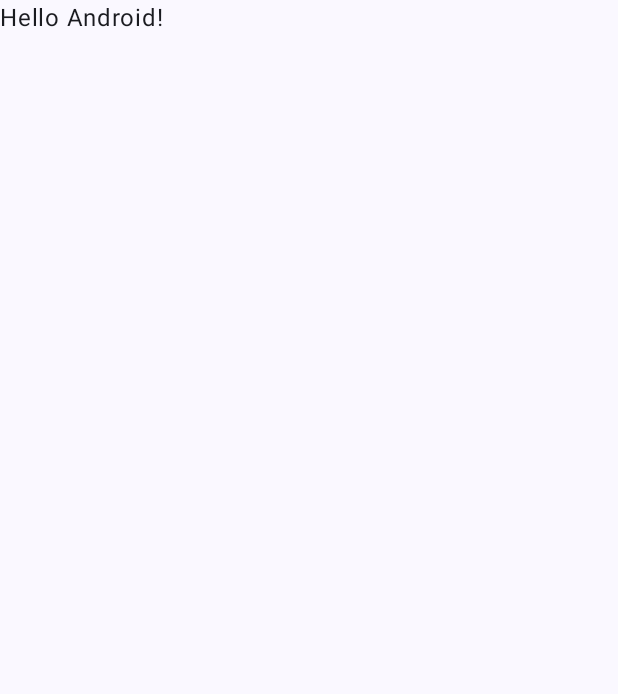
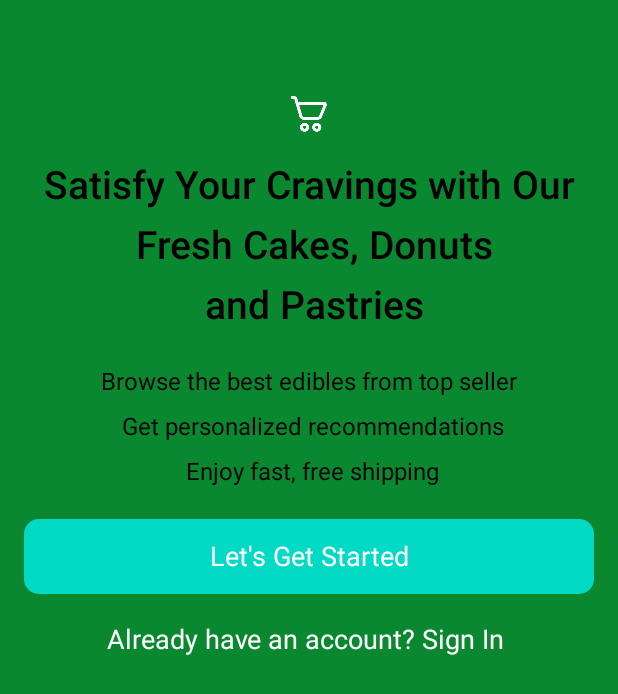
Before and after one commit to ChaoZiK/FoodDeliveryApp, an Android app built with Jetpack Compose: the screen it shows after launch (MainActivity before the commit, SplashActivity after it), on a phone screen of 412 x 824 dp. Before the commit the part shown is almost empty. Shown: the top 694 px of the screen. Run offline under Robolectric (Android 15) with nearby library versions, the phone set to English and light mode, and no system bars.

Commit message:
Initialize Splash screen

```diff
--- a/app/build.gradle.kts
+++ b/app/build.gradle.kts
@@ -54,6 +54,9 @@
     implementation(libs.androidx.ui.tooling.preview)
     implementation(libs.androidx.material3)
     implementation(libs.firebase.database)
+    implementation(libs.androidx.appcompat)
+    implementation(libs.material)
+    implementation(libs.androidx.activity)
     testImplementation(libs.junit)
     androidTestImplementation(libs.androidx.junit)
     androidTestImplementation(libs.androidx.espresso.core)
@@ -97,4 +100,7 @@
 
     // Compose Material 3
     implementation(libs.material3)
+
+    // Foundation
+    implementation(libs.androidx.foundation)
 }
--- a/app/src/main/AndroidManifest.xml
+++ b/app/src/main/AndroidManifest.xml
@@ -13,15 +13,20 @@
         android:theme="@style/Theme.FoodDeliveryApp"
         tools:targetApi="31">
         <activity
+            android:name=".Activity.BaseActivity"
+            android:exported="false" />
+        <activity
+            android:name=".Activity.SplashActivity"
+            android:exported="true" ><intent-filter>
+            <action android:name="android.intent.action.MAIN" />
+
+            <category android:name="android.intent.category.LAUNCHER" />
+        </intent-filter></activity>
+        <activity
             android:name=".MainActivity"
             android:exported="true"
             android:label="@string/app_name"
             android:theme="@style/Theme.FoodDeliveryApp">
-            <intent-filter>
-                <action android:name="android.intent.action.MAIN" />
-
-                <category android:name="android.intent.category.LAUNCHER" />
-            </intent-filter>
         </activity>
     </application>
 
--- /dev/null
+++ b/app/src/main/java/com/tranthephong/fooddeliveryapp/Activity/BaseActivity.kt
@@ -0,0 +1,18 @@
+package com.tranthephong.fooddeliveryapp.Activity
+
+import android.os.Bundle
+import android.view.WindowManager
+import androidx.activity.enableEdgeToEdge
+import androidx.appcompat.app.AppCompatActivity
+import androidx.core.view.ViewCompat
+import androidx.core.view.WindowInsetsCompat
+import com.tranthephong.fooddeliveryapp.R
+
+open class BaseActivity : AppCompatActivity() {
+    override fun onCreate(savedInstanceState: Bundle?) {
+        super.onCreate(savedInstanceState)
+
+        window.setFlags(WindowManager.LayoutParams.FLAG_LAYOUT_NO_LIMITS,
+            WindowManager.LayoutParams.FLAG_LAYOUT_NO_LIMITS)
+    }
+}
--- /dev/null
+++ b/app/src/main/java/com/tranthephong/fooddeliveryapp/Activity/SplashActivity.kt
@@ -0,0 +1,113 @@
+package com.tranthephong.fooddeliveryapp.Activity
+
+import android.content.Intent
+import android.os.Bundle
+import androidx.activity.compose.setContent
+import androidx.activity.enableEdgeToEdge
+import androidx.appcompat.app.AppCompatActivity
+import androidx.compose.foundation.layout.Arrangement
+import androidx.compose.foundation.layout.Column
+import androidx.compose.foundation.layout.fillMaxSize
+import androidx.compose.foundation.layout.padding
+import androidx.compose.foundation.rememberScrollState
+import androidx.compose.foundation.verticalScroll
+import androidx.compose.foundation.Image
+import androidx.compose.foundation.background
+import androidx.compose.foundation.layout.fillMaxWidth
+import androidx.compose.foundation.layout.height
+import androidx.compose.foundation.shape.RoundedCornerShape
+import androidx.compose.material3.Button
+import androidx.compose.material.Text
+import androidx.compose.material3.ButtonDefaults
+import androidx.compose.runtime.Composable
+import androidx.compose.ui.Alignment
+import androidx.compose.ui.Modifier
+import androidx.compose.ui.graphics.Color
+import androidx.compose.ui.layout.ContentScale
+import androidx.compose.ui.res.colorResource
+import androidx.compose.ui.tooling.preview.Preview
+import androidx.compose.ui.unit.dp
+import androidx.compose.ui.res.painterResource
+import androidx.compose.ui.text.font.FontWeight
+import androidx.compose.ui.text.style.TextAlign
+import androidx.compose.ui.unit.sp
+import androidx.core.view.ViewCompat
+import androidx.core.view.WindowInsetsCompat
+import com.tranthephong.fooddeliveryapp.MainActivity
+import com.tranthephong.fooddeliveryapp.R
+
+class SplashActivity : BaseActivity() {
+    override fun onCreate(savedInstanceState: Bundle?) {
+        super.onCreate(savedInstanceState)
+
+        setContent {
+            SplashScreen(
+                onClick = {
+                    startActivity(Intent(this, MainActivity::class.java))
+                }
+            )
+        }
+    }
+}
+
+@Composable
+@Preview
+fun SplashScreen(onClick:()-> Unit={}){
+    Column(
+        modifier = Modifier
+            .fillMaxSize()
+            .background(colorResource(R.color.green))
+            .verticalScroll(rememberScrollState())
+            .padding(16.dp),
+        horizontalAlignment = Alignment.CenterHorizontally
+    ){
+        Image(
+            painter=painterResource(R.drawable.cart),
+            contentDescription = null,
+            modifier = Modifier
+                .padding(top=48.dp)
+                .fillMaxSize(),
+            contentScale = ContentScale.Fit
+        )
+        Text(text="Satisfy Your Cravings with Our\n" +
+                " Fresh Cakes, Donuts\n" +
+                " and Pastries",
+            color = colorResource(R.color.black),
+            textAlign = TextAlign.Center, fontSize = 26.sp,
+            fontWeight = FontWeight.SemiBold,
+            lineHeight = 40.sp,
+            modifier = Modifier.padding(top=16.dp))
+        Text(text="Browse the best edibles from top seller\n" +
+                " Get personalized recommendations\n" +
+                " Enjoy fast, free shipping",
+            color = colorResource(R.color.black),
+            textAlign = TextAlign.Center, fontSize = 16.sp,
+            lineHeight = 30.sp,
+            modifier = Modifier.padding(top=16.dp))
+        Button(onClick={onClick()},
+            shape = RoundedCornerShape(10.dp),
+            colors = ButtonDefaults.buttonColors(
+                containerColor = colorResource(R.color.teal_200)
+            ),
+            modifier = Modifier
+                .padding(top=16.dp)
+            .fillMaxWidth()
+            .height(50.dp)
+        )
+        {
+            Text(
+                text = "Let's Get Started",
+                fontSize = 18.sp,
+                color = Color.White
+            )
+        }
+        Text(
+            text = "Already have an account? Sign In ",
+            color = colorResource(R.color.white),
+            textAlign = TextAlign.Center,
+            fontSize = 18.sp,
+            lineHeight = 30.sp,
+            modifier = Modifier.padding(top=16.dp)
+        )
+    }
+}
--- a/app/src/main/res/values/colors.xml
+++ b/app/src/main/res/values/colors.xml
@@ -7,4 +7,5 @@
     <color name="teal_700">#FF018786</color>
     <color name="black">#FF000000</color>
     <color name="white">#FFFFFFFF</color>
+    <color name="green">#09882F</color>
 </resources>
--- a/app/src/main/res/values/themes.xml
+++ b/app/src/main/res/values/themes.xml
@@ -1,5 +1,5 @@
 <?xml version="1.0" encoding="utf-8"?>
 <resources>
 
-    <style name="Theme.FoodDeliveryApp" parent="android:Theme.Material.Light.NoActionBar" />
+    <style name="Theme.FoodDeliveryApp" parent="Theme.AppCompat.Light.NoActionBar" />
 </resources>
--- a/gradle/libs.versions.toml
+++ b/gradle/libs.versions.toml
@@ -3,6 +3,7 @@
 agp = "8.9.0"
 coilCompose = "3.1.0"
 constraintlayoutCompose = "1.1.1"
+foundation = "1.8.0"
 glide = "4.16.0"
 gson = "2.13.0"
 kotlin = "2.0.21"
@@ -18,12 +19,16 @@
 uiTooling = "1.7.8"
 googleGmsGoogleServices = "4.4.2"
 firebaseDatabase = "21.0.0"
+appcompat = "1.6.1"
+material = "1.10.0"
+activity = "1.10.1"
 
 [libraries]
 accompanist-pager = { module = "com.google.accompanist:accompanist-pager", version.ref = "accompanistPager" }
 accompanist-pager-indicators = { module = "com.google.accompanist:accompanist-pager-indicators", version.ref = "accompanistPager" }
 androidx-constraintlayout-compose = { module = "androidx.constraintlayout:constraintlayout-compose", version.ref = "constraintlayoutCompose" }
 androidx-core-ktx = { group = "androidx.core", name = "core-ktx", version.ref = "coreKtx" }
+androidx-foundation = { module = "androidx.compose.foundation:foundation", version.ref = "foundation" }
 androidx-lifecycle-livedata-ktx = { module = "androidx.lifecycle:lifecycle-livedata-ktx", version.ref = "lifecycleRuntimeKtx" }
 androidx-lifecycle-runtime-compose = { module = "androidx.lifecycle:lifecycle-runtime-compose", version.ref = "lifecycleRuntimeKtx" }
 androidx-lifecycle-viewmodel-compose = { module = "androidx.lifecycle:lifecycle-viewmodel-compose", version.ref = "lifecycleRuntimeKtx" }
@@ -49,6 +54,9 @@
 material3 = { module = "androidx.compose.material3:material3", version.ref = "material3" }
 ui-tooling = { module = "androidx.compose.ui:ui-tooling", version.ref = "uiTooling" }
 firebase-database = { group = "com.google.firebase", name = "firebase-database", version.ref = "firebaseDatabase" }
+androidx-appcompat = { group = "androidx.appcompat", name = "appcompat", version.ref = "appcompat" }
+material = { group = "com.google.android.material", name = "material", version.ref = "material" }
+androidx-activity = { group = "androidx.activity", name = "activity", version.ref = "activity" }
 
 [plugins]
 android-application = { id = "com.android.application", version.ref = "agp" }
```
Also changed, not shown: app/src/main/res/drawable-hdpi/fbutton_off.png (renamed from app/src/main/res/drawable-hdpi/FavoriteButtonOff.png), app/src/main/res/drawable-hdpi/fbutton_on.png (renamed from app/src/main/res/drawable-hdpi/FavoriteButtonOn.png), app/src/main/res/drawable-mdpi/fbutton_off.png (renamed from app/src/main/res/drawable-mdpi/FavoriteButtonOff.png), app/src/main/res/drawable-mdpi/fbutton_on.png (renamed from app/src/main/res/drawable-mdpi/FavoriteButtonOn.png), app/src/main/res/drawable-xhdpi/fbutton_off.png (renamed from app/src/main/res/drawable-xhdpi/FavoriteButtonOff.png), app/src/main/res/drawable-xhdpi/fbutton_on.png (renamed from app/src/main/res/drawable-xhdpi/FavoriteButtonOn.png), app/src/main/res/drawable-xxhdpi/fbutton_off.png (renamed from app/src/main/res/drawable-xxhdpi/FavoriteButtonOff.png), app/src/main/res/drawable-xxhdpi/fbutton_on.png (renamed from app/src/main/res/drawable-xxhdpi/FavoriteButtonOn.png), app/src/main/res/drawable-xxxhdpi/fbutton_off.png (renamed from app/src/main/res/drawable-xxxhdpi/FavoriteButtonOff.png), app/src/main/res/drawable-xxxhdpi/fbutton_on.png (renamed from app/src/main/res/drawable-xxxhdpi/FavoriteButtonOn.png).
